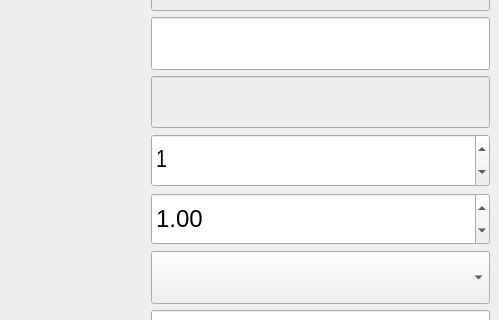
First picture: the form in bind/ui/setup/chain_ui.ui, repository MuZiMuZi/muziToolset, before the edit; both pictures show x 204 to 703 and y 109 to 429 of the 703 by 619 pixel window.
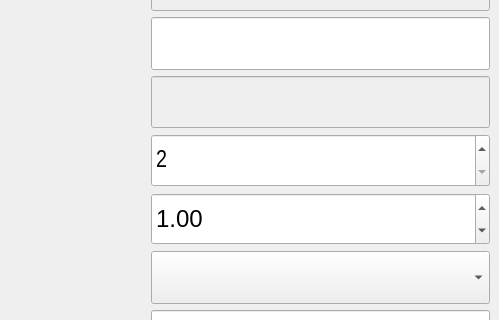
Second picture: the form after the edit.

```diff
--- a/bind/ui/setup/chain_ui.ui
+++ b/bind/ui/setup/chain_ui.ui
@@ -255,8 +255,11 @@
             <pointsize>18</pointsize>
            </font>
           </property>
+          <property name="minimum">
+           <number>2</number>
+          </property>
           <property name="value">
-           <number>1</number>
+           <number>2</number>
           </property>
          </widget>
         </item>
```
